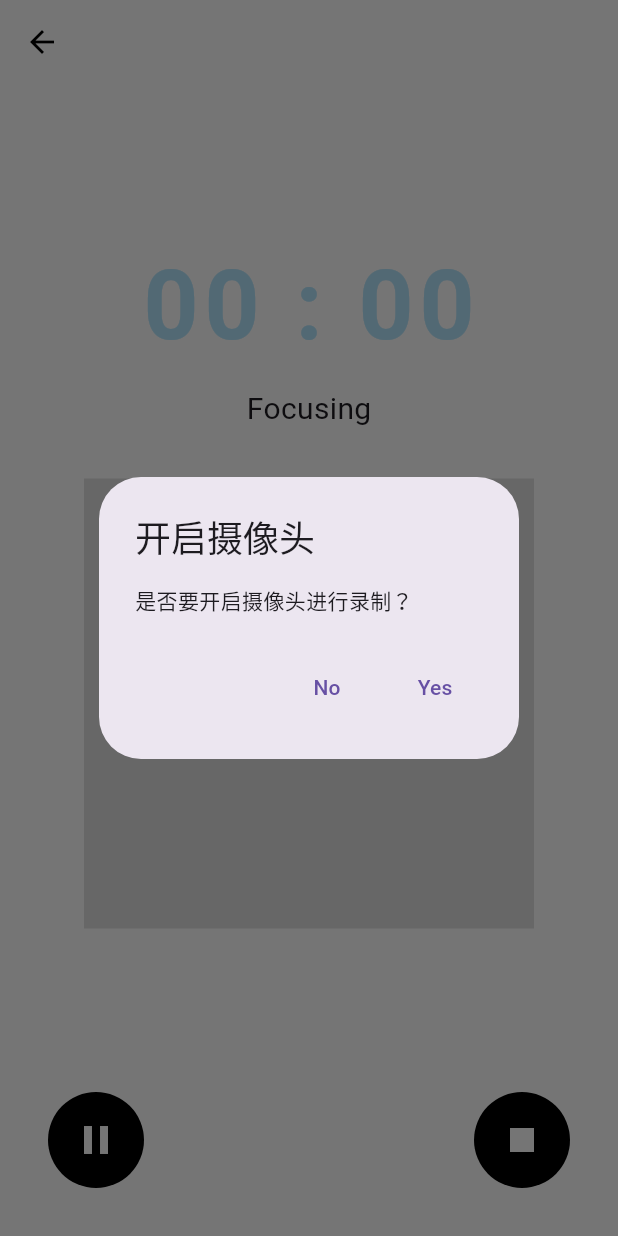
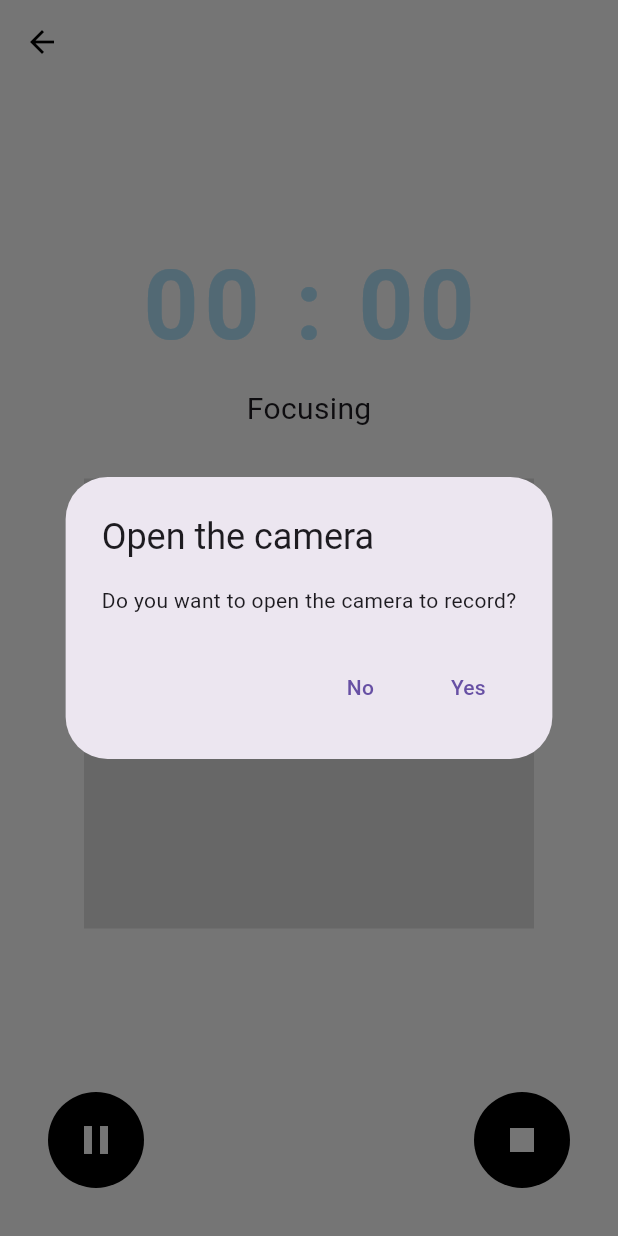
Before and after one commit to GarlicToT/Bye-Distract, a Flutter app: the CountupPage screen opened directly with empty values, after a tap on the "camera alt" icon, on a phone screen of 412 x 824 dp. Run offline on Flutter 3.47's test engine with Material 3 defaults, Android fonts, the phone set to English and light mode, and no system bars; our stand-ins replace camera, fl_chart, image_picker, shared_preferences; accounts and stored records are empty.

Commit message:
改了个中文显示
改了个中文显示

```diff
--- a/lib/pages/countdown.dart
+++ b/lib/pages/countdown.dart
@@ -105,13 +105,13 @@ class _CountdownPageState extends State<CountdownPage> {
       context: context,
       builder: (BuildContext context) {
         return AlertDialog(
-          title: Text('开启摄像头'),
-          content: Text('是否要开启摄像头进行录制？'),
+          title: Text('Open the camera'),
+          content: Text('Do you want to open the camera to record?'),
           actions: <Widget>[
             TextButton(
               child: Text('No'),
               onPressed: () {
-                print('用户选择不开启摄像头');
+                print('User chose not to open the camera');
                 Navigator.of(context).pop();
                 // 非训练任务且用户选择不开启摄像头时，开始计时
                 if (!widget.isTrainingTask) {
@@ -122,7 +122,7 @@ class _CountdownPageState extends State<CountdownPage> {
             TextButton(
               child: Text('Yes'),
               onPressed: () async {
-                print('用户选择开启摄像头');
+                print('User chose to open the camera');
                 Navigator.of(context).pop();
                 // 非训练任务且用户选择开启摄像头时，初始化摄像头并开始计时和录制
                 if (!widget.isTrainingTask) {
--- a/lib/pages/countup.dart
+++ b/lib/pages/countup.dart
@@ -78,8 +78,8 @@ class _CountupPageState extends State<CountupPage> {
       context: context,
       builder: (BuildContext context) {
         return AlertDialog(
-          title: Text('开启摄像头'),
-          content: Text('是否要开启摄像头进行录制？'),
+          title: Text('Open the camera'),
+          content: Text('Do you want to open the camera to record?'),
           actions: <Widget>[
             TextButton(
               child: Text('No'),
```
